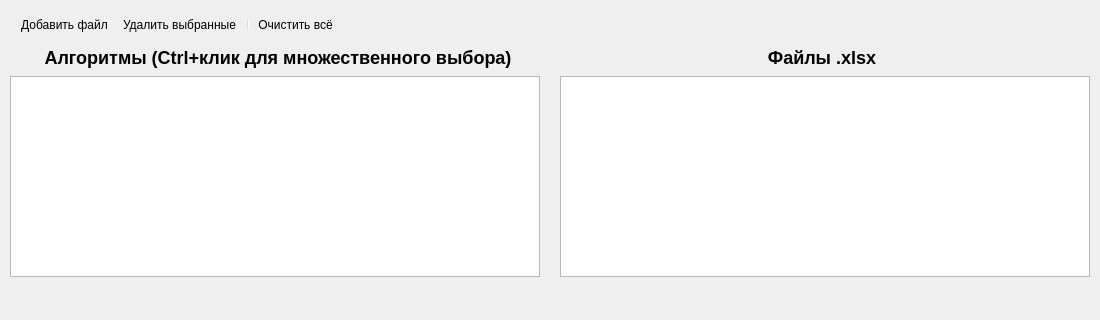
Old version of the form FinWizard v4.0/mainwindow.ui in the repository m1chass228/FinWizard; both pictures show x 0 to 1100 and y 0 to 320 of the 1100 by 750 pixel window.
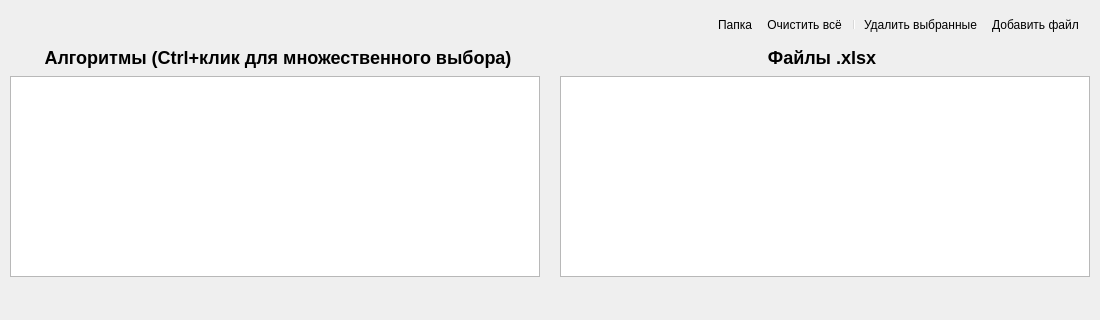
New version of the form.

```diff
--- a/FinWizard v4.0/mainwindow.ui
+++ b/FinWizard v4.0/mainwindow.ui
@@ -25,6 +25,9 @@
 <property name="windowTitle">
 <string>toolBar</string>
 </property>
+      <property name="layoutDirection">
+       <enum>Qt::LayoutDirection::RightToLeft</enum>
+      </property>
 <property name="movable">
 <bool>false</bool>
 </property>
@@ -38,6 +41,7 @@
 <addaction name="actionRemoveFile"/>
 <addaction name="separator"/>
 <addaction name="actionClearAll"/>
+      <addaction name="actionOpenDir"/>
 </widget>
 </item>
 <item>
@@ -228,6 +232,11 @@
 <string>Очистить всё</string>
 </property>
 </action>
+  <action name="actionOpenDir">
+   <property name="text">
+    <string>Папка</string>
+   </property>
+  </action>
 </widget>
 <resources/>
 <connections/>
```
Left out of the diff: 1 changed line with no effect on the pictures. Lines whose indentation alone changed are shown as unchanged.
